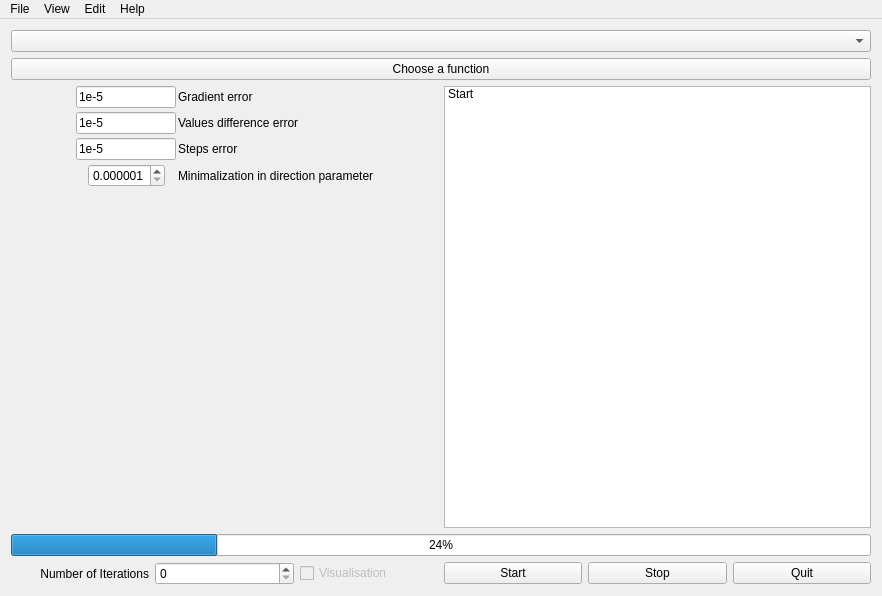
Above: Aplikacja/Polak_Ribiere/forms/mainwindow.ui from MacAndKaj/Theory_and_Methods_of_Optimization before the change. Below: the same form after it.
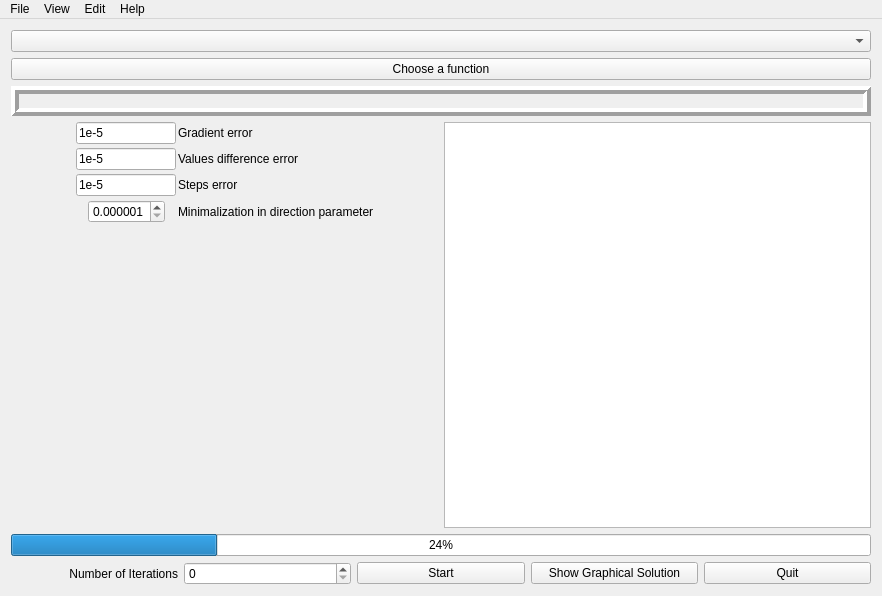
That is the form after the change.

Diff of the .ui file:
```diff
--- a/Aplikacja/Polak_Ribiere/forms/mainwindow.ui
+++ b/Aplikacja/Polak_Ribiere/forms/mainwindow.ui
@@ -25,6 +25,31 @@
       </property>
      </widget>
     </item>
+    <item>
+     <widget class="QLabel" name="label_chosenFunction">
+      <property name="frameShape">
+       <enum>QFrame::Box</enum>
+      </property>
+      <property name="frameShadow">
+       <enum>QFrame::Raised</enum>
+      </property>
+      <property name="lineWidth">
+       <number>4</number>
+      </property>
+      <property name="text">
+       <string/>
+      </property>
+      <property name="alignment">
+       <set>Qt::AlignCenter</set>
+      </property>
+      <property name="textInteractionFlags">
+       <set>Qt::LinksAccessibleByMouse|Qt::TextSelectableByKeyboard|Qt::TextSelectableByMouse</set>
+      </property>
+     </widget>
+    </item>
+    <item>
+     <layout class="QHBoxLayout" name="horizontalLayout_5"/>
+    </item>
     <item>
      <layout class="QHBoxLayout" name="horizontalLayout_3">
       <item>
@@ -154,13 +179,7 @@
        </layout>
       </item>
       <item>
-       <widget class="QListWidget" name="listWidget">
-        <item>
-         <property name="text">
-          <string>Start</string>
-         </property>
-        </item>
-       </widget>
+       <widget class="QTextBrowser" name="textBrowser"/>
       </item>
      </layout>
     </item>
@@ -196,19 +215,6 @@
           </property>
          </widget>
         </item>
-        <item>
-         <widget class="QCheckBox" name="checkBox">
-          <property name="enabled">
-           <bool>false</bool>
-          </property>
-          <property name="text">
-           <string>Visualisation</string>
-          </property>
-          <property name="tristate">
-           <bool>false</bool>
-          </property>
-         </widget>
-        </item>
         <item>
          <widget class="QPushButton" name="pushButton_start">
           <property name="text">
@@ -217,9 +223,12 @@
          </widget>
         </item>
         <item>
-         <widget class="QPushButton" name="pushButton_StopShow">
+         <widget class="QPushButton" name="pushButton_show">
+          <property name="enabled">
+           <bool>true</bool>
+          </property>
           <property name="text">
-           <string>Stop</string>
+           <string>Show Graphical Solution</string>
           </property>
          </widget>
         </item>
```
